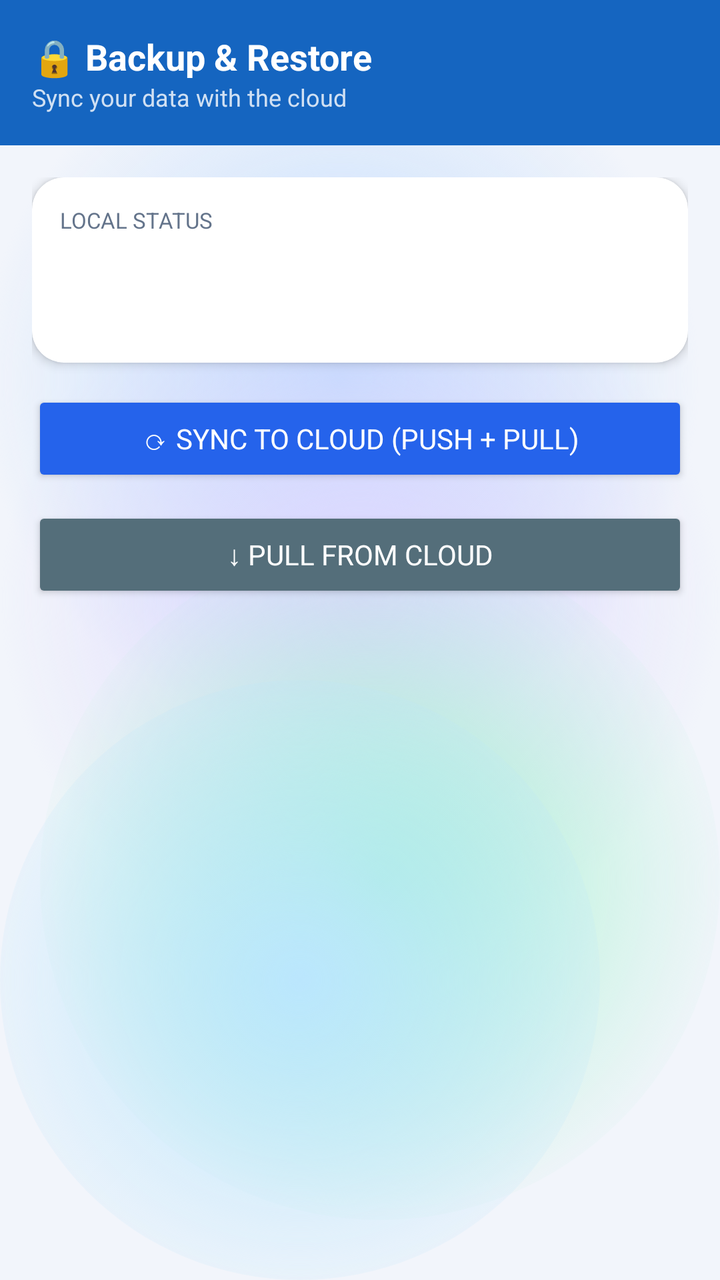
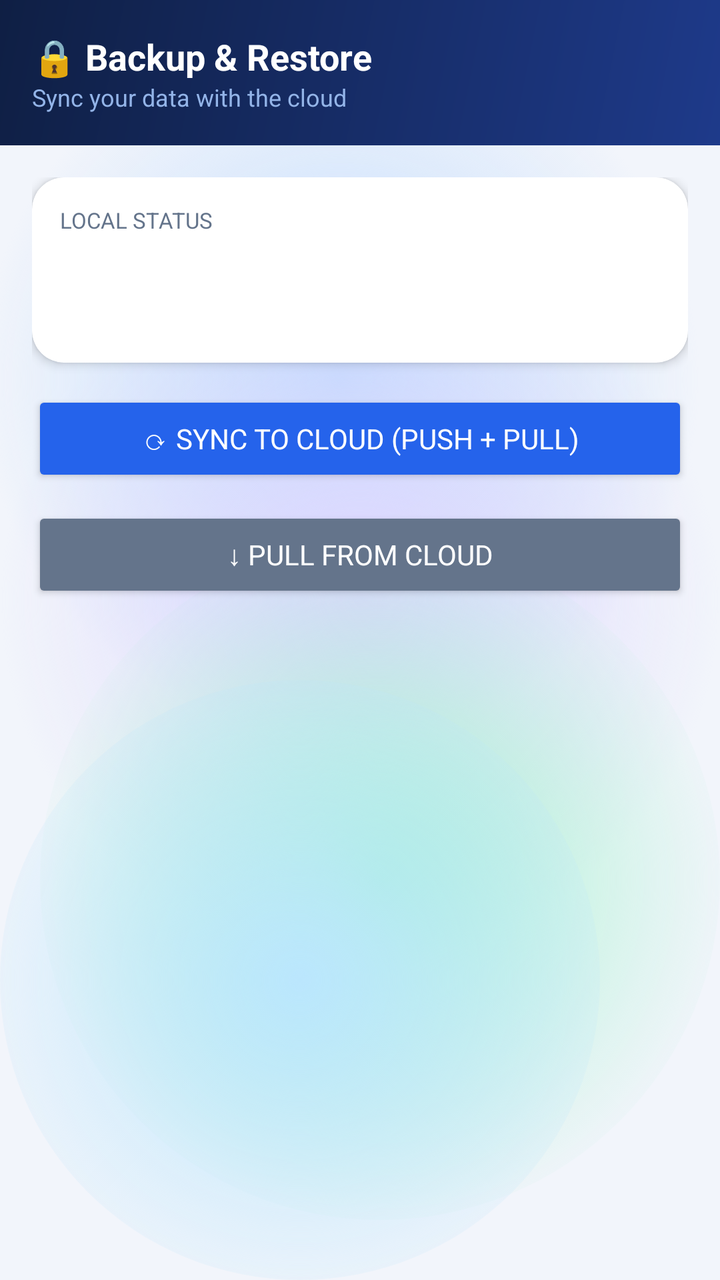

Before-and-after screenshots of an Android layout around one commit, followed by the original layout XML and the change that was made.
<!-- AndroidManifest.xml: application theme Theme.ExpenseOS -->
<!-- res/layout/fragment_backup.xml -->
<?xml version="1.0" encoding="utf-8"?>
<LinearLayout xmlns:android="http://schemas.android.com/apk/res/android"
    android:layout_width="match_parent"
    android:layout_height="match_parent"
    android:orientation="vertical"
    android:background="@android:color/transparent">

    
    <LinearLayout
        android:layout_width="match_parent"
        android:layout_height="wrap_content"
        android:background="#1565C0"
        android:padding="16dp"
        android:orientation="vertical">

        <TextView
            android:layout_width="wrap_content"
            android:layout_height="wrap_content"
            android:text="🔒 Backup &amp; Restore"
            android:textColor="@android:color/white"
            android:textSize="18sp"
            android:textStyle="bold" />

        <TextView
            android:layout_width="wrap_content"
            android:layout_height="wrap_content"
            android:text="Sync your data with the cloud"
            android:textColor="#CCFFFFFF"
            android:textSize="12sp" />
    </LinearLayout>

    <ScrollView
        android:layout_width="match_parent"
        android:layout_height="match_parent">

        <LinearLayout
            android:layout_width="match_parent"
            android:layout_height="wrap_content"
            android:orientation="vertical"
            android:padding="16dp">

            
            <androidx.cardview.widget.CardView
                android:layout_width="match_parent"
                android:layout_height="wrap_content"
                android:layout_marginBottom="14dp"
                xmlns:app="http://schemas.android.com/apk/res-auto"
                app:cardCornerRadius="16dp"
                app:cardElevation="3dp">

                <LinearLayout
                    android:layout_width="match_parent"
                    android:layout_height="wrap_content"
                    android:orientation="vertical"
                    android:padding="14dp">

                    <TextView
                        android:layout_width="wrap_content"
                        android:layout_height="wrap_content"
                        android:text="LOCAL STATUS"
                        android:textSize="11sp"
                        android:textColor="@color/text_muted"
                        android:layout_marginBottom="8dp" />

                    <TextView
                        android:id="@+id/tvTotalRecords"
                        android:layout_width="wrap_content"
                        android:layout_height="wrap_content"
                        android:textSize="14sp"
                        android:textColor="@color/text"
                        android:layout_marginBottom="4dp" />

                    <TextView
                        android:id="@+id/tvPendingSync"
                        android:layout_width="wrap_content"
                        android:layout_height="wrap_content"
                        android:textSize="14sp" />
                </LinearLayout>
            </androidx.cardview.widget.CardView>

            
            <Button
                android:id="@+id/btnFullSync"
                android:layout_width="match_parent"
                android:layout_height="48dp"
                android:text="⟳ Sync to Cloud (Push + Pull)"
                android:backgroundTint="@color/primary"
                android:textColor="@android:color/white"
                android:layout_marginBottom="10dp" />

            <Button
                android:id="@+id/btnPullCloud"
                android:layout_width="match_parent"
                android:layout_height="48dp"
                android:text="↓ Pull from Cloud"
                android:backgroundTint="#546E7A"
                android:textColor="@android:color/white"
                android:layout_marginBottom="14dp" />

            
            <TextView
                android:id="@+id/tvBackupStatus"
                android:layout_width="match_parent"
                android:layout_height="wrap_content"
                android:textSize="13sp"
                android:visibility="gone"
                android:padding="10dp" />

        </LinearLayout>
    </ScrollView>
</LinearLayout>
<!-- resources referenced by this layout -->
<resources>
  <color name="primary">#2563EB</color>
  <color name="text">#0F172A</color>
  <color name="text_muted">#64748B</color>
  <color name="primary_dark">#1D4ED8</color>
  <color name="on_primary">#FFFFFF</color>
  <color name="secondary">#0F766E</color>
  <color name="secondary_dark">#115E59</color>
  <color name="surface">#E9FFFFFF</color>
  <color name="danger">#E11D48</color>
  <color name="bg">#F2F5FB</color>
  <color name="text_hint">#94A3B8</color>
  <style name="ThemeOverlay.ExpenseOS.BottomSheet" parent="ThemeOverlay.MaterialComponents.BottomSheetDialog">
          <item name="bottomSheetStyle">@style/Widget.ExpenseOS.BottomSheet</item>
      </style>
  <color name="aurora_base">#F2F5FB</color>
  <!-- drawable aurora_blob_blue (drawable) -->
  <?xml version="1.0" encoding="utf-8"?>
  <shape xmlns:android="http://schemas.android.com/apk/res/android" android:shape="oval">
      <gradient
          android:type="radial"
          android:gradientRadius="180dp"
          android:startColor="#BFDBFE"
          android:endColor="#00BFDBFE" />
  </shape>
  <!-- drawable aurora_blob_violet (drawable) -->
  <?xml version="1.0" encoding="utf-8"?>
  <shape xmlns:android="http://schemas.android.com/apk/res/android" android:shape="oval">
      <gradient
          android:type="radial"
          android:gradientRadius="180dp"
          android:startColor="#DDD6FE"
          android:endColor="#00DDD6FE" />
  </shape>
  <!-- drawable aurora_blob_mint (drawable) -->
  <?xml version="1.0" encoding="utf-8"?>
  <shape xmlns:android="http://schemas.android.com/apk/res/android" android:shape="oval">
      <gradient
          android:type="radial"
          android:gradientRadius="180dp"
          android:startColor="#A7F3D0"
          android:endColor="#00A7F3D0" />
  </shape>
  <!-- drawable aurora_blob_sky (drawable) -->
  <?xml version="1.0" encoding="utf-8"?>
  <shape xmlns:android="http://schemas.android.com/apk/res/android" android:shape="oval">
      <gradient
          android:type="radial"
          android:gradientRadius="180dp"
          android:startColor="#BAE6FD"
          android:endColor="#00BAE6FD" />
  </shape>
  <dimen name="type_body">14sp</dimen>
  <dimen name="input_height">50dp</dimen>
  <style name="ShapeAppearance.ExpenseOS.Dialog" parent="ShapeAppearance.MaterialComponents.MediumComponent">
          <item name="cornerFamily">rounded</item>
          <item name="cornerSize">26dp</item>
      </style>
  <style name="Widget.ExpenseOS.BottomSheet" parent="Widget.MaterialComponents.BottomSheet.Modal">
          <item name="shapeAppearanceOverlay">@style/ShapeAppearance.ExpenseOS.Sheet</item>
          <item name="backgroundTint">@color/surface</item>
      </style>
  <style name="ShapeAppearance.ExpenseOS.Sheet" parent="">
          <item name="cornerFamily">rounded</item>
          <item name="cornerSizeTopLeft">26dp</item>
          <item name="cornerSizeTopRight">26dp</item>
          <item name="cornerSizeBottomLeft">0dp</item>
          <item name="cornerSizeBottomRight">0dp</item>
      </style>
  <!-- unchanged entries left out for length: 6 -->
</resources>

<!-- the commit's change to res/layout/fragment_backup.xml (unified diff, before → after) -->
@@ -9,7 +9,7 @@
     <LinearLayout
         android:layout_width="match_parent"
         android:layout_height="wrap_content"
-        android:background="#1565C0"
+        android:background="@drawable/bg_banner_hero"
         android:padding="16dp"
         android:orientation="vertical">
 
@@ -17,7 +17,7 @@
             android:layout_width="wrap_content"
             android:layout_height="wrap_content"
             android:text="🔒 Backup &amp; Restore"
-            android:textColor="@android:color/white"
+            android:textColor="@color/hero_text"
             android:textSize="18sp"
             android:textStyle="bold" />
 
@@ -25,7 +25,7 @@
             android:layout_width="wrap_content"
             android:layout_height="wrap_content"
             android:text="Sync your data with the cloud"
-            android:textColor="#CCFFFFFF"
+            android:textColor="@color/hero_text_muted"
             android:textSize="12sp" />
     </LinearLayout>
 
@@ -85,7 +85,7 @@
                 android:layout_height="48dp"
                 android:text="⟳ Sync to Cloud (Push + Pull)"
                 android:backgroundTint="@color/primary"
-                android:textColor="@android:color/white"
+                android:textColor="@color/on_primary"
                 android:layout_marginBottom="10dp" />
 
             <Button
@@ -93,8 +93,8 @@
                 android:layout_width="match_parent"
                 android:layout_height="48dp"
                 android:text="↓ Pull from Cloud"
-                android:backgroundTint="#546E7A"
-                android:textColor="@android:color/white"
+                android:backgroundTint="@color/text_muted"
+                android:textColor="@color/on_primary"
                 android:layout_marginBottom="14dp" />
 
             
<!-- resource entries referenced after the edit -->
@@ -1,8 +1,21 @@
 <!-- resources referenced by this layout -->
 <resources>
+  <color name="hero_text">#FFFFFF</color>
+  <color name="hero_text_muted">#93B4E8</color>
   <color name="primary">#2563EB</color>
   <color name="text">#0F172A</color>
   <color name="text_muted">#64748B</color>
+  <!-- drawable bg_banner_hero (drawable) -->
+  <?xml version="1.0" encoding="utf-8"?>
+  <shape xmlns:android="http://schemas.android.com/apk/res/android" android:shape="rectangle">
+      <gradient
+          android:angle="315"
+          android:startColor="@color/hero_bg"
+          android:endColor="@color/hero_bg_2"
+          android:type="linear" />
+  </shape>
+  <color name="hero_bg">#0F1F44</color>
+  <color name="hero_bg_2">#1E3A8A</color>
   <color name="primary_dark">#1D4ED8</color>
   <color name="on_primary">#FFFFFF</color>
   <color name="secondary">#0F766E</color>
@@ -21,8 +34,8 @@
       <gradient
           android:type="radial"
           android:gradientRadius="180dp"
-          android:startColor="#BFDBFE"
-          android:endColor="#00BFDBFE" />
+          android:startColor="@color/aurora_blue"
+          android:endColor="@color/aurora_blue_fade" />
   </shape>
   <!-- drawable aurora_blob_violet (drawable) -->
   <?xml version="1.0" encoding="utf-8"?>
@@ -30,8 +43,8 @@
       <gradient
           android:type="radial"
           android:gradientRadius="180dp"
-          android:startColor="#DDD6FE"
-          android:endColor="#00DDD6FE" />
+          android:startColor="@color/aurora_violet"
+          android:endColor="@color/aurora_violet_fade" />
   </shape>
   <!-- drawable aurora_blob_mint (drawable) -->
   <?xml version="1.0" encoding="utf-8"?>
@@ -39,8 +52,8 @@
       <gradient
           android:type="radial"
           android:gradientRadius="180dp"
-          android:startColor="#A7F3D0"
-          android:endColor="#00A7F3D0" />
+          android:startColor="@color/aurora_mint"
+          android:endColor="@color/aurora_mint_fade" />
   </shape>
   <!-- drawable aurora_blob_sky (drawable) -->
   <?xml version="1.0" encoding="utf-8"?>
@@ -48,8 +61,8 @@
       <gradient
           android:type="radial"
           android:gradientRadius="180dp"
-          android:startColor="#BAE6FD"
-          android:endColor="#00BAE6FD" />
+          android:startColor="@color/aurora_sky"
+          android:endColor="@color/aurora_sky_fade" />
   </shape>
   <dimen name="type_body">14sp</dimen>
   <dimen name="input_height">50dp</dimen>
@@ -61,6 +74,14 @@
           <item name="shapeAppearanceOverlay">@style/ShapeAppearance.ExpenseOS.Sheet</item>
           <item name="backgroundTint">@color/surface</item>
       </style>
+  <color name="aurora_blue">#BFDBFE</color>
+  <color name="aurora_blue_fade">#00BFDBFE</color>
+  <color name="aurora_violet">#DDD6FE</color>
+  <color name="aurora_violet_fade">#00DDD6FE</color>
+  <color name="aurora_mint">#A7F3D0</color>
+  <color name="aurora_mint_fade">#00A7F3D0</color>
+  <color name="aurora_sky">#BAE6FD</color>
+  <color name="aurora_sky_fade">#00BAE6FD</color>
   <style name="ShapeAppearance.ExpenseOS.Sheet" parent="">
           <item name="cornerFamily">rounded</item>
           <item name="cornerSizeTopLeft">26dp</item>
